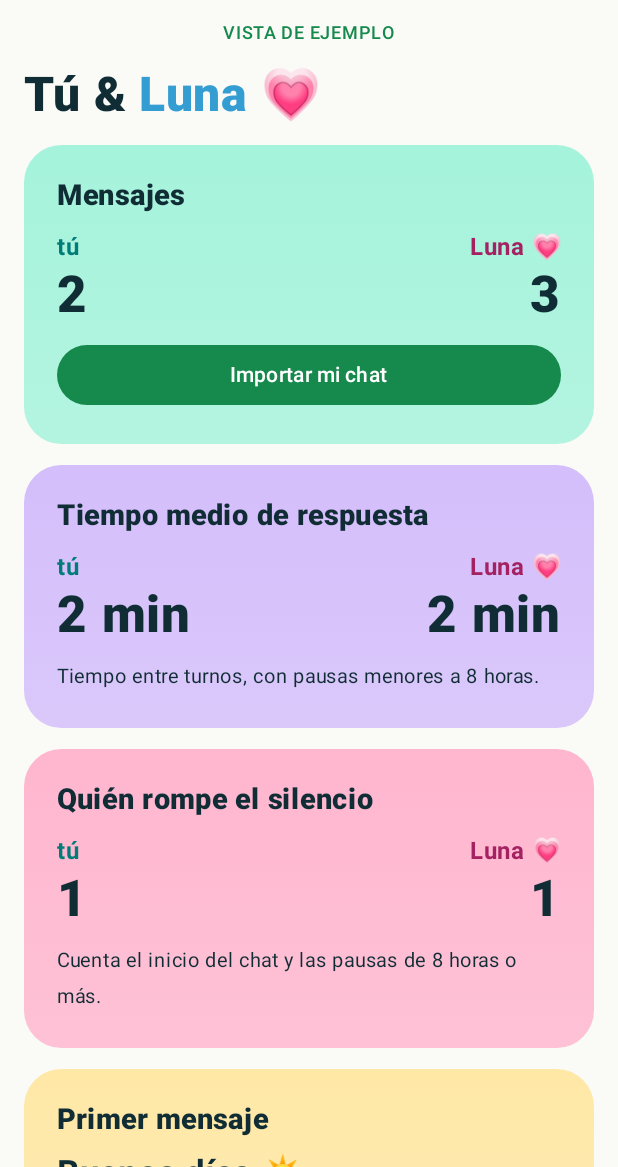
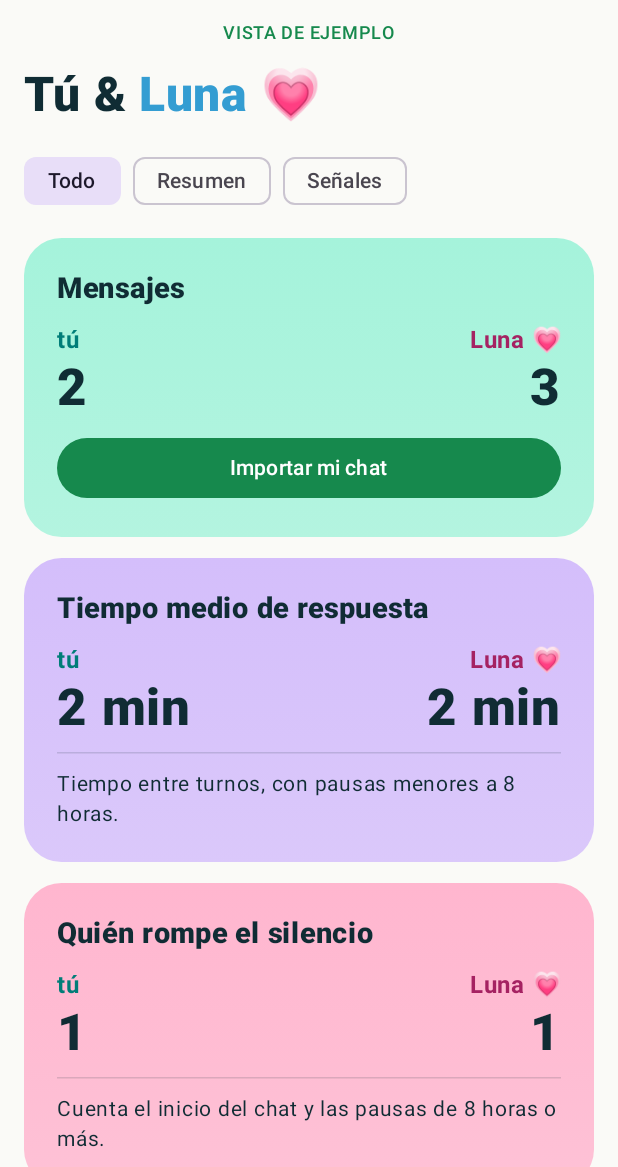
Before and after one commit to roberthjr21/the-max, an Android app built with Jetpack Compose: the screen it shows after launch (MainActivity), on a phone screen of 412 x 824 dp, the part 69-1236 px from its top. Run offline under Robolectric (Android 15) with nearby library versions, the phone set to English and light mode, and no system bars.

Commit message:
Corregir el primer texto visible, explicar señales por participante y reorganizar las tarjetas

```diff
--- a/app/build.gradle
+++ b/app/build.gradle
@@ -9,8 +9,8 @@ android {
         applicationId 'co.themax.chat'
         minSdk 26
         targetSdk 35
-        versionCode 2
-        versionName '1.1.0'
+        versionCode 3
+        versionName '1.2.0'
     }
     buildFeatures { compose true; buildConfig true }
     composeOptions { kotlinCompilerExtensionVersion '1.5.14' }
--- a/app/src/main/java/co/themax/chat/Analysis.kt
+++ b/app/src/main/java/co/themax/chat/Analysis.kt
@@ -7,7 +7,7 @@ import java.util.zip.ZipInputStream
 
 data class Message(val time: LocalDateTime, val sender: String, val body: String)
 data class Report(val names: List<String>, val counts: Map<String, Int>, val delays: Map<String, Long>,
-    val starts: Map<String, Int>, val first: Message, val peak: String, val words: List<String>, val emoji: String?, val insights: Insights)
+    val starts: Map<String, Int>, val first: Message?, val peak: String, val words: List<String>, val emoji: String?, val insights: Insights)
 
 private val header = Regex("""^\[?(\d{1,2})[/.-](\d{1,2})[/.-](\d{2,4}),?\s+(\d{1,2}):(\d{2})(?::\d{2})?\s*([ap]\.?\s*m\.?)?\]?\s*(?:-\s+)?(.+)$""", RegexOption.IGNORE_CASE)
 private const val limit = 16 * 1024 * 1024
@@ -84,6 +84,6 @@ fun analyze(text: String): Report {
     val emojiPattern = Regex("""[\x{1F1E6}-\x{1F1FF}]{2}|$emojiUnit(?:\u200D$emojiUnit)*""")
     val emoji = rows.asSequence().flatMap { emojiPattern.findAll(it.body).map { m -> m.value } }
         .groupingBy { it }.eachCount().maxByOrNull { it.value }?.key
-    return Report(counts.keys.toList(), counts, delays.mapValues { it.value.average().toLong() }, starts, rows.first(),
+    return Report(counts.keys.toList(), counts, delays.mapValues { it.value.average().toLong() }, starts, rows.firstNotNullOfOrNull { row -> visibleBody(row.body)?.let { row.copy(body = it) } },
         "${peak.key.dayOfMonth}/${peak.key.monthValue}/${peak.key.year} · ${peak.value} mensajes", words, emoji, collectInsights(rows))
 }
--- /dev/null
+++ b/app/src/main/java/co/themax/chat/ChatText.kt
@@ -0,0 +1,30 @@
+package co.themax.chat
+
+import java.text.Normalizer
+import java.util.Locale
+
+private val invisible = Regex("""[\p{Cf}\p{Z}\s\uFE0E\uFE0F]""")
+private val marker = Regex("""(?i)^(?:<[^>]*(?:omitid[oa]|omitted)>|(?:imagen|foto|video|vídeo|audio|sticker|documento|multimedia|gif|media) (?:omitid[oa]|omitted)|(?:se eliminó este mensaje|eliminaste este mensaje|this message was deleted)\.?)$""")
+
+fun visibleBody(raw: String): String? {
+    val text = raw.trim { it.isWhitespace() || it == '\u200e' || it == '\u200f' || it == '\uFEFF' }
+    return text.takeUnless { invisible.replace(it, "").isEmpty() || marker.matches(it) }
+}
+
+private val flagRules = linkedMapOf(
+    "Amenazas" to Regex("""\b(?:me las vas a pagar|te (?:voy a|voy a hacer) (?:pegar|golpear|hacer dano)|te vas a arrepentir si)\b"""),
+    "Control" to Regex("""\b(?:no te (?:dejo|permito) (?:ir|salir|hablar)|(?:tienes que|debes) pedirme permiso|te prohibo (?:salir|hablar|ver))\b"""),
+    "Presión emocional" to Regex("""\b(?:si (?:de verdad )?me (?:amaras|quisieras|quisieses)|si me quieres (?:demuestramelo|tienes que)|si me dejas (?:es|sera) tu culpa)\b"""),
+    "Invasión de privacidad" to Regex("""\b(?:dame|pasame|mandame|enviame) (?:tu|la) (?:contrasena|clave de (?:tu )?(?:celular|telefono|instagram|whatsapp))\b""")
+)
+private val accent = Regex("""\p{M}+""")
+private val quotations = Regex("""[«“"][^»”"\n]*[»”"]""")
+private val reported = Regex("""\b(?:me dijo|me dijeron|dijo que|no (?:digas|dije|me digas)|por ejemplo|un ejemplo)\s*[:;,]?\s*$""")
+
+fun flagReasons(body: String): List<String> {
+    val normalized = accent.replace(Normalizer.normalize(body.lowercase(Locale.ROOT), Normalizer.Form.NFD), "")
+    val direct = quotations.replace(normalized, " ").replace(Regex("""[ \t]+"""), " ")
+    return flagRules.filterValues { pattern ->
+        pattern.findAll(direct).any { !reported.containsMatchIn(direct.substring(maxOf(0,it.range.first-50),it.range.first)) }
+    }.keys.toList()
+}
--- a/app/src/main/java/co/themax/chat/Insights.kt
+++ b/app/src/main/java/co/themax/chat/Insights.kt
@@ -7,6 +7,7 @@ data class PersonStats(
     var questions: Int = 0, var turns: Int = 0, var longPauses: Int = 0,
     var plans: Int = 0, var availability: Int = 0, var pressure: Int = 0,
     var longest: String = "", var longestLength: Int = 0, var tokens: Int = 0,
+    val flagTypes: MutableMap<String, Int> = linkedMapOf(),
     val words: MutableMap<String, Int> = mutableMapOf(),
     val phrases: MutableMap<String, Int> = mutableMapOf()
 )
@@ -17,8 +18,6 @@ private val word = Regex("""[\p{L}]+""")
 private val ignored = setOf("que","por","para","con","las","los","una","del","pero","como","más","ese","esa","esto","está","muy","hay","son","eso","mis","sus","soy","era","sin","pues","porque","también")
 private val plans = Regex("""\b(vamos (?:a|por)|salgamos|nos vemos|te invito|quieres salir)\b""")
 private val availability = Regex("""\b(te aviso|te escribo luego|hablamos luego|ahora no puedo)\b""")
-private val pressure = Regex("""\b(si me quisieras|dame tu contraseña|no te dejo (?:ir|salir)|me las vas a pagar)\b""")
-private val placeholder = Regex("""(?i)^(?:<?(?:multimedia omitido|media omitted)>?|se eliminó este mensaje\.?|eliminaste este mensaje\.?)$""")
 private const val tokenLimit = 24000
 
 fun collectInsights(rows: List<Message>): Insights {
@@ -29,15 +28,16 @@ fun collectInsights(rows: List<Message>): Insights {
         if (previous?.sender != message.sender) p.turns++
         if (previous != null && previous.sender != message.sender &&
             Duration.between(previous.time, message.time).toHours() >= 8) p.longPauses++
-        val body = message.body.trim()
-        if (body.isEmpty() || placeholder.matches(body)) continue
+        val body = visibleBody(message.body) ?: continue
         val length = body.codePointCount(0, body.length)
         if (length > p.longestLength) { p.longestLength = length; p.longest = body.take(360) }
         if ('?' in body || '¿' in body) p.questions++
         val lower = body.lowercase(Locale.ROOT)
         if (plans.containsMatchIn(lower)) p.plans++
         if (availability.containsMatchIn(lower)) p.availability++
-        if (pressure.containsMatchIn(lower)) p.pressure++
+        val reasons = flagReasons(body)
+        if (reasons.isNotEmpty()) p.pressure++
+        for (reason in reasons) p.flagTypes.merge(reason, 1, Int::plus)
         var prev = ""
         for (match in word.findAll(lower)) {
             if (p.tokens >= tokenLimit) break
@@ -92,8 +92,12 @@ fun insightCards(report: Report, self: String, other: String, label: String): Li
         card("Nivel de interés",0xffb8f2dc, "Tú · ${participation(a,self)}\n$label · ${participation(b,other)}", "Indicador de participación: preguntar, sugerir planes y abrir conversaciones. Preguntas: ${a.questions} / ${b.questions}. Posibles planes: ${a.plans} / ${b.plans}. No mide atracción."),
         card("Mensaje más largo",0xffffe6ab, most.longest.ifEmpty { "Sin texto disponible" },
             "$author · ${most.longestLength} caracteres." + if (most.longestLength > 360) " Se muestra el comienzo." else ""),
-        card("Red flags",0xffffbfd1, if (a.pressure+b.pressure == 0) "Ninguna coincidencia en las frases revisadas." else "Posible presión en ${a.pressure} mensajes tuyos y ${b.pressure} de $label.",
-            "Busca expresiones concretas como «si me quisieras». Una cita o una broma también pueden coincidir."),
+        card("Red flags",0xffffbfd1,
+            if (a.pressure + b.pressure == 0) "Sin coincidencias en las categorías revisadas"
+            else listOf("Tú" to a, label to b).joinToString("\n\n") { (name, person) ->
+                val breakdown = person.flagTypes.entries.joinToString(" · ") { "${it.key}: ${it.value}" }
+                "$name · ${person.pressure} mensajes" + if (breakdown.isEmpty()) "" else "\n$breakdown"
+            }, "Se revisan amenazas, control, presión emocional y peticiones de contraseñas. Un mensaje puede aparecer en varias categorías. Lee el contexto antes de sacar conclusiones."),
         card("Lo que notamos",0xffc7dbfa, "Hubo ${a.turns+b.turns} turnos en ${data.activeDays} días con mensajes.", "Varios mensajes seguidos de la misma persona cuentan como un turno."),
         card("Palabras top",0xfffbd4bc, "Tú: ${top(a)}\n\n$label: ${top(b)}", "Frecuencias individuales, sin palabras comunes.$terms"),
         card("Estilo de apego",0xffe1cef8, "$rhythm Inicios: $initiative tuyos y $theirs de $label.",
--- a/app/src/main/java/co/themax/chat/MainActivity.kt
+++ b/app/src/main/java/co/themax/chat/MainActivity.kt
@@ -116,11 +116,21 @@ class MainActivity : ComponentActivity() {
                 Tile("Mensajes",0xffa5f3db,"tú" to report.counts.getValue(self).toString(),label to report.counts.getValue(other).toString()),
                 Tile("Tiempo medio de respuesta",0xffd4befb,"tú" to delayText(report.delays[self]),label to delayText(report.delays[other]),note="Tiempo entre turnos, con pausas menores a 8 horas."),
                 Tile("Quién rompe el silencio",0xffffb6cf,"tú" to (report.starts[self] ?: 0).toString(),label to (report.starts[other] ?: 0).toString(),note="Cuenta el inicio del chat y las pausas de 8 horas o más."),
-                Tile("Primer mensaje",0xffffe8a6,detail=report.first.body.trim().take(200),note=if (report.first.sender == self) "Lo enviaste tú" else "Lo envió $label"),
+                Tile("Primer mensaje",0xffffe8a6,
+                    detail=report.first?.body?.take(400) ?: "Este archivo no contiene mensajes con texto visible.",
+                    note=report.first?.let { msg -> (if (msg.sender == self) "Tú" else label) + " · " + msg.time.format(java.time.format.DateTimeFormatter.ofPattern("dd/MM/yyyy · HH:mm")) + " · Primer texto disponible" }.orEmpty()),
                 Tile("Su día más activo",0xffffd8c3,detail=report.peak),
                 Tile("Palabras favoritas",0xffbce5fb,detail=report.words.joinToString(" · ").ifEmpty { "Sin palabras frecuentes" },note=report.emoji?.let { "Emoji más usado: $it" } ?: "")
             ) + insightCards(report,self,other,label) }
+            var section by rememberSaveable { mutableStateOf("Todo") }
+            Row(Modifier.horizontalScroll(rememberScrollState()), horizontalArrangement = Arrangement.spacedBy(8.dp)) {
+                listOf("Todo", "Resumen", "Señales").forEach { name ->
+                    FilterChip(selected = section == name, onClick = { section = name }, label = { Text(name) })
+                }
+            }
+            if (section == "Señales" && result == null) OutlinedButton(onClick = { picker.launch(arrayOf("*/*")) }) { Text("Importar mi chat") }
             cards.forEachIndexed { i, tile ->
+                if ((section == "Resumen" && i >= 6) || (section == "Señales" && i < 6)) return@forEachIndexed
                 TileView(tile, if (i == 0) ({
                     if (result == null) picker.launch(arrayOf("text/plain","application/zip","application/x-zip-compressed","application/octet-stream"))
                     else work { shareCard(this@MainActivity,tile) }
@@ -174,8 +184,8 @@ private fun TileView(tile: Tile, action: (() -> Unit)?, actionLabel: String, sha
                     Text(item.second,fontWeight = FontWeight.Black,fontSize = 34.sp,lineHeight = 38.sp,color = ink)
                 }
             }
-        } else Text(tile.detail,fontWeight = FontWeight.Bold,fontSize = 23.sp,color = ink)
-        if (tile.note.isNotEmpty()) Text(tile.note,color = ink,fontSize = 13.sp)
+        } else Text(tile.detail,fontWeight = FontWeight.SemiBold,fontSize = 20.sp,lineHeight = 27.sp,color = ink)
+        if (tile.note.isNotEmpty()) { HorizontalDivider(color = ink.copy(alpha = .15f)); Text(tile.note,color = ink,fontSize = 14.sp,lineHeight = 20.sp) }
         if (action != null) Button(onClick = action,modifier = Modifier.fillMaxWidth()) { Text(actionLabel) }
         if (share != null) TextButton(onClick = share) { Text("Compartir tarjeta",color = ink) }
     }
```
Also changed, not shown: 1 other file.
